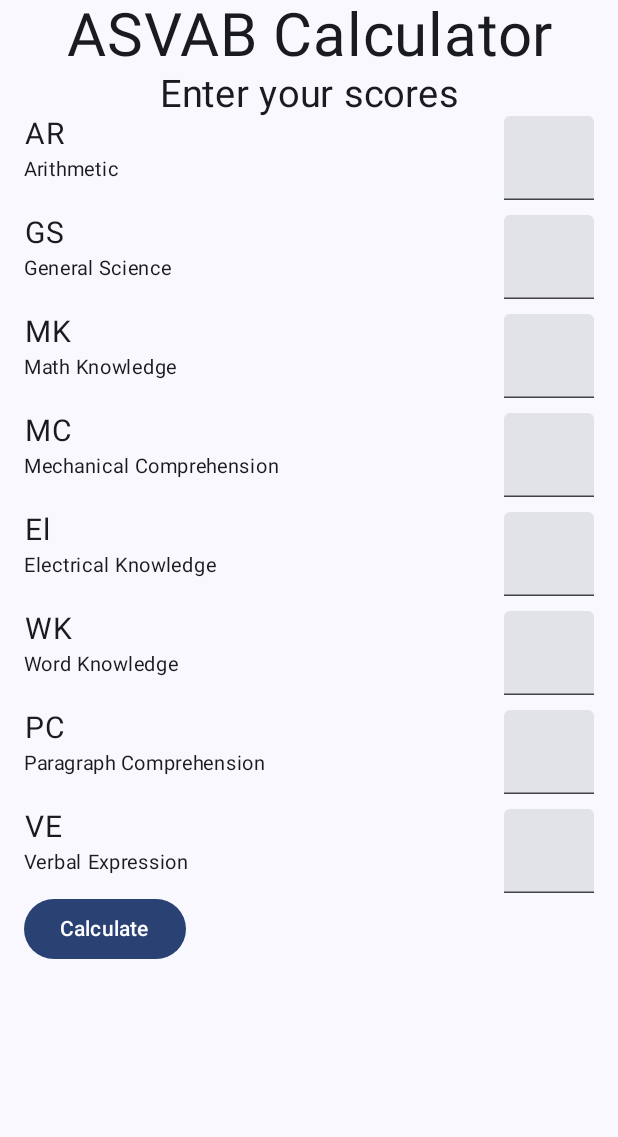
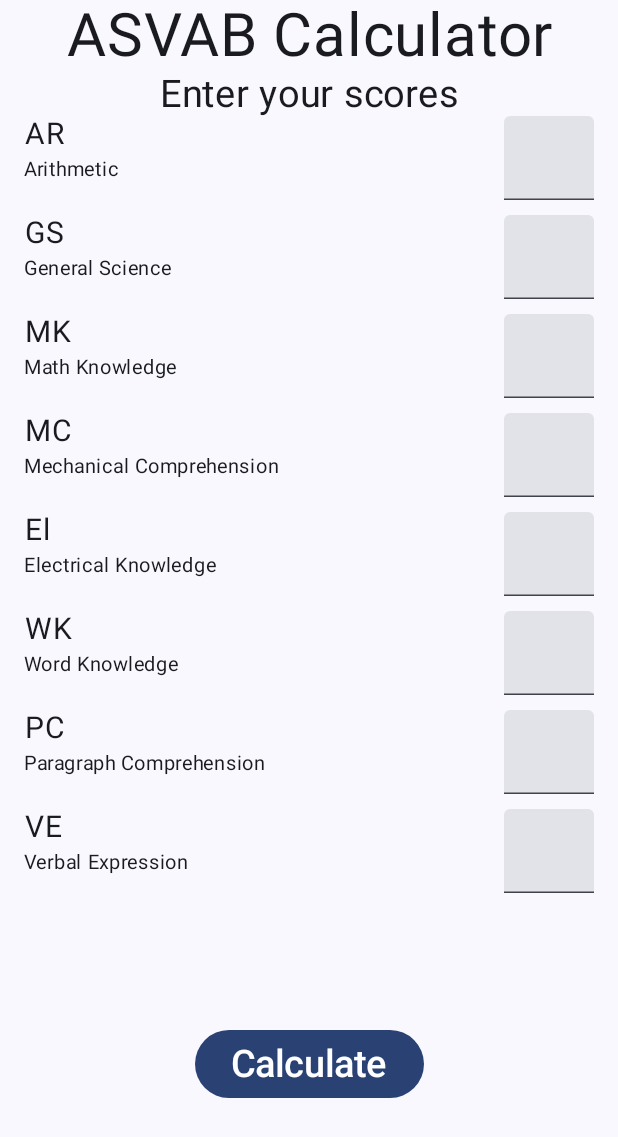
Before and after one commit to marceloasmat/ASVAB-CALCLUATOR, an Android app built with Jetpack Compose: the screen it shows after launch (MainActivity), on a phone screen of 412 x 824 dp. Shown: the top 1137 px of the screen. Run offline under Robolectric (Android 15) with nearby library versions, the phone set to English and light mode, and no system bars.

Commit message:
aligned button and increased font size.

```diff
--- a/android-app/app/src/main/java/com/marceloasmat/asvabsuccess/HomeScreen.kt
+++ b/android-app/app/src/main/java/com/marceloasmat/asvabsuccess/HomeScreen.kt
@@ -4,6 +4,7 @@ import android.media.SubtitleData
 import androidx.compose.foundation.layout.Arrangement
 import androidx.compose.foundation.layout.Column
 import androidx.compose.foundation.layout.Row
+import androidx.compose.foundation.layout.Spacer
 import androidx.compose.foundation.layout.fillMaxSize
 import androidx.compose.foundation.layout.fillMaxWidth
 import androidx.compose.foundation.layout.padding
@@ -13,6 +14,7 @@ import androidx.compose.material3.Button
 import androidx.compose.material3.Text
 import androidx.compose.material3.TextField
 import androidx.compose.runtime.Composable
+import androidx.compose.ui.Alignment
 import androidx.compose.ui.Modifier
 import androidx.compose.ui.text.style.TextAlign
 import androidx.compose.ui.tooling.preview.Preview
@@ -26,7 +28,9 @@ fun HomeScreen() {
         Text(text = "ASVAB Calculator", fontSize = 40.sp, textAlign = TextAlign.Center, modifier = Modifier.fillMaxWidth() )
         Text(text = "Enter your scores", fontSize = 25.sp, textAlign = TextAlign.Center, modifier = Modifier.fillMaxWidth())
         InputScores()
-        CalculateButton()
+        Spacer(Modifier.weight(1f))
+        CalculateButton(modifier = Modifier.align(Alignment.CenterHorizontally))
+        Spacer(Modifier.weight(1f))
     }
 }
 
@@ -47,11 +51,12 @@ fun InputScores(){
 }
 
 @Composable
-fun CalculateButton(){
+fun CalculateButton(modifier: Modifier = Modifier){
     Button(
+        modifier = modifier,
         onClick = {}
     ) {
-        Text(text = "Calculate")
+        Text(text = "Calculate", fontSize = 25.sp)
     }
 }
 
```
